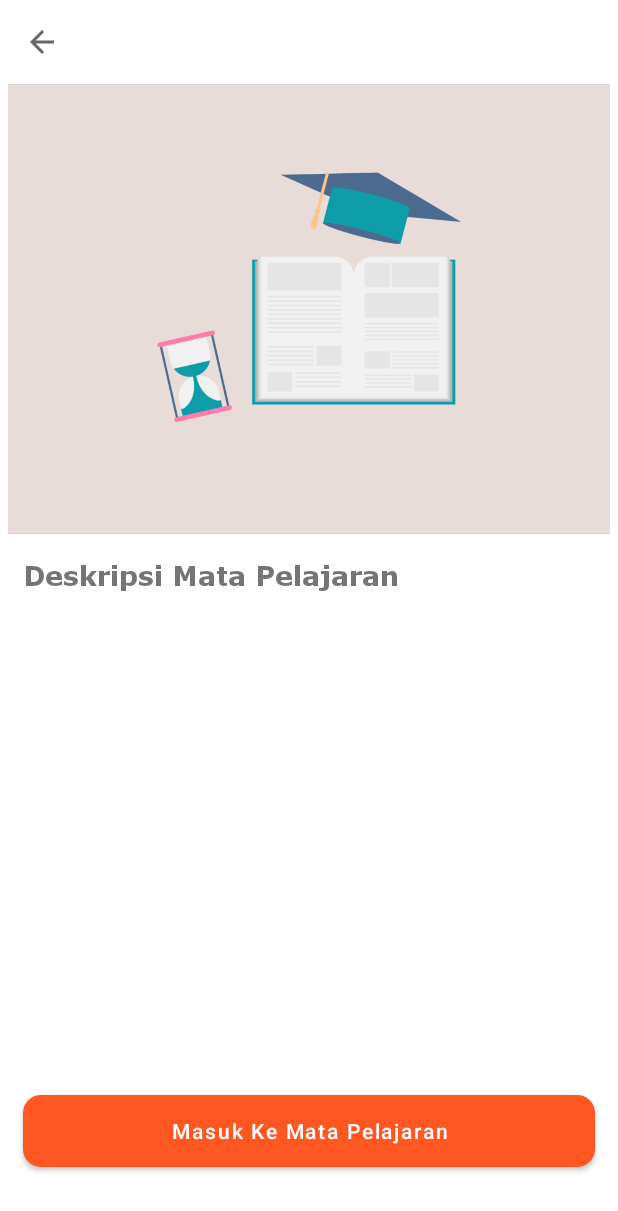
After one commit to EriSetyawan166/mobile-learning, an Android app built with Jetpack Compose: the DetailKelasSiswaActivity screen opened directly, with no data from a screen before it, on a phone screen of 412 x 824 dp. The commit adds this screen. Shown: the top 1211 px of the screen. Run offline under Robolectric (Android 15) with nearby library versions, the phone set to English and light mode, and no system bars; network calls fail.

Commit message:
finishing kelas detail for siswa

```diff
--- a/app/src/main/AndroidManifest.xml
+++ b/app/src/main/AndroidManifest.xml
@@ -16,6 +16,9 @@
         android:theme="@style/Theme.MobileLearning.NoAppBar"
         tools:targetApi="31">
         <activity
+            android:name=".siswa.DetailKelasSiswaActivity"
+            android:exported="false" />
+        <activity
             android:name=".admin.HomeAdminActivity"
             android:exported="false" />
         <activity
@@ -32,11 +35,11 @@
         </activity>
         <activity
             android:name=".siswa.HomeSiswaActivity"
-            android:exported="false"/>
+            android:exported="false" />
         <activity
             android:name=".LoginActivity"
             android:exported="true"
-            android:label="@string/title_activity_login"/>
+            android:label="@string/title_activity_login" />
     </application>
 
 </manifest>
--- a/app/src/main/java/com/example/mobilelearning/CourseFragment.kt
+++ b/app/src/main/java/com/example/mobilelearning/CourseFragment.kt
@@ -1,6 +1,7 @@
 package com.example.mobilelearning
 
 import android.annotation.SuppressLint
+import android.content.Intent
 import android.os.Bundle
 import androidx.fragment.app.Fragment
 import android.view.LayoutInflater
@@ -12,6 +13,7 @@ import androidx.swiperefreshlayout.widget.SwipeRefreshLayout
 import com.android.volley.Request
 import com.android.volley.toolbox.JsonObjectRequest
 import com.android.volley.toolbox.Volley
+import com.example.mobilelearning.siswa.DetailKelasSiswaActivity
 import org.json.JSONObject
 
 class CourseFragment : Fragment() {
@@ -33,6 +35,16 @@ class CourseFragment : Fragment() {
 
         kelasList = ArrayList()
         kelasAdapter = KelasAdapter(kelasList)
+
+        kelasAdapter.onItemClick = { kelas ->
+            val intent = Intent(context, DetailKelasSiswaActivity::class.java).apply {
+                putExtra("KELAS_ID", kelas.id)
+                putExtra("JUDUL", kelas.judul)
+                putExtra("DESKRIPSI", kelas.deskripsi)
+            }
+            startActivity(intent)
+        }
+
         recyclerView.adapter = kelasAdapter
 
         swipeRefreshLayout.setOnRefreshListener {
--- a/app/src/main/java/com/example/mobilelearning/KelasAdapter.kt
+++ b/app/src/main/java/com/example/mobilelearning/KelasAdapter.kt
@@ -9,11 +9,12 @@ import androidx.recyclerview.widget.RecyclerView
 
 class KelasAdapter(private val kelasList: MutableList<Kelas>) : RecyclerView.Adapter<KelasAdapter.KelasViewHolder>() {
 
+    var onItemClick: ((Kelas) -> Unit)? = null
     private val gambarKelas = arrayOf(R.drawable.gambar_1, R.drawable.gambar_2, R.drawable.gambar_3, R.drawable.gambar_4, R.drawable.gambar_5, R.drawable.gambar_6)
 
     override fun onCreateViewHolder(parent: ViewGroup, viewType: Int): KelasViewHolder {
         val itemView = LayoutInflater.from(parent.context).inflate(R.layout.item_kelas, parent, false)
-        return KelasViewHolder(itemView)
+        return KelasViewHolder(itemView, onItemClick)
     }
 
     override fun onBindViewHolder(holder: KelasViewHolder, position: Int) {
@@ -21,13 +22,22 @@ class KelasAdapter(private val kelasList: MutableList<Kelas>) : RecyclerView.Ada
         holder.imageView.setImageResource(gambarKelas[position % gambarKelas.size])
         holder.textViewTitle.text = currentItem.judul
         holder.textViewSubtitle.text = currentItem.sub_judul
+        holder.itemView.tag = currentItem
     }
 
     override fun getItemCount() = kelasList.size
 
-    class KelasViewHolder(itemView: View) : RecyclerView.ViewHolder(itemView) {
+    class KelasViewHolder(itemView: View, private val onItemClick: ((Kelas) -> Unit)?) : RecyclerView.ViewHolder(itemView) {
         val imageView: ImageView = itemView.findViewById(R.id.image_kelas)
         val textViewTitle: TextView = itemView.findViewById(R.id.title_kelas)
         val textViewSubtitle: TextView = itemView.findViewById(R.id.subtitle_kelas)
+
+        init {
+            itemView.setOnClickListener {
+                onItemClick?.invoke(itemView.tag as Kelas)
+            }
+        }
     }
+
+
 }
--- /dev/null
+++ b/app/src/main/java/com/example/mobilelearning/siswa/DetailKelasSiswaActivity.kt
@@ -0,0 +1,40 @@
+package com.example.mobilelearning.siswa
+
+import android.os.Bundle
+import android.view.MenuItem
+import android.widget.TextView
+import androidx.activity.enableEdgeToEdge
+import androidx.appcompat.app.AppCompatActivity
+import androidx.appcompat.widget.Toolbar
+import androidx.core.view.ViewCompat
+import androidx.core.view.WindowInsetsCompat
+import com.example.mobilelearning.R
+
+class DetailKelasSiswaActivity : AppCompatActivity() {
+
+    private lateinit var toolbar: Toolbar
+
+    override fun onCreate(savedInstanceState: Bundle?) {
+        super.onCreate(savedInstanceState)
+        setContentView(R.layout.activity_detail_kelas_siswa)
+        toolbar = findViewById(R.id.toolbar)
+        setSupportActionBar(toolbar)
+        supportActionBar?.setDisplayShowTitleEnabled(false)
+        supportActionBar?.setDisplayHomeAsUpEnabled(true)
+
+        val judul = intent.getStringExtra("JUDUL") ?: ""
+        val deskripsi = intent.getStringExtra("DESKRIPSI") ?: ""
+
+        findViewById<TextView>(R.id.toolbar_title).text = judul
+        findViewById<TextView>(R.id.deskripsiTextView).text = deskripsi
+    }
+
+    override fun onOptionsItemSelected(item: MenuItem): Boolean {
+
+        if (item.itemId == android.R.id.home) {
+            onBackPressed()
+            return true
+        }
+        return super.onOptionsItemSelected(item)
+    }
+}
--- /dev/null
+++ b/app/src/main/res/layout/activity_detail_kelas_siswa.xml
@@ -0,0 +1,77 @@
+<?xml version="1.0" encoding="utf-8"?>
+<androidx.constraintlayout.widget.ConstraintLayout xmlns:android="http://schemas.android.com/apk/res/android"
+    xmlns:app="http://schemas.android.com/apk/res-auto"
+    xmlns:tools="http://schemas.android.com/tools"
+    android:id="@+id/main"
+    android:layout_width="match_parent"
+    android:layout_height="match_parent"
+    tools:context=".siswa.DetailKelasSiswaActivity">
+
+    <androidx.appcompat.widget.Toolbar
+        android:id="@+id/toolbar"
+        android:layout_width="match_parent"
+        android:layout_height="?attr/actionBarSize"
+        app:layout_constraintLeft_toLeftOf="parent"
+        app:layout_constraintRight_toRightOf="parent"
+        app:layout_constraintTop_toTopOf="parent"
+        app:titleTextColor="@android:color/white">
+
+        <TextView
+            android:id="@+id/toolbar_title"
+            android:layout_width="wrap_content"
+            android:layout_height="wrap_content"
+            android:layout_gravity="center"
+            android:text="@string/title_home_siswa"
+            android:textColor="@android:color/black"
+            android:textSize="@dimen/font_size_xlarge" />
+    </androidx.appcompat.widget.Toolbar>
+
+    <ImageView
+        android:id="@+id/imageView"
+        android:layout_width="match_parent"
+        android:layout_height="300dp"
+        app:layout_constraintEnd_toEndOf="parent"
+        app:layout_constraintStart_toStartOf="parent"
+        app:layout_constraintTop_toBottomOf="@+id/toolbar"
+        app:srcCompat="@drawable/gambar_1" />
+
+    <TextView
+        android:id="@+id/deksripsiTitle"
+        android:layout_margin="15dp"
+        android:layout_width="match_parent"
+        android:layout_height="wrap_content"
+        android:text="@string/deskripsi_mata_pelajaran"
+        android:textAlignment="textStart"
+        android:textSize="18sp"
+        app:layout_constraintEnd_toEndOf="parent"
+        app:layout_constraintStart_toStartOf="parent"
+        app:layout_constraintTop_toBottomOf="@+id/imageView" />
+
+    <TextView
+        android:id="@+id/deskripsiTextView"
+        android:layout_width="match_parent"
+        android:layout_height="wrap_content"
+        android:layout_marginStart="15dp"
+        android:layout_marginEnd="15dp"
+        android:text="@string/deskripsi"
+        android:textSize="14sp"
+        app:layout_constraintEnd_toEndOf="parent"
+        app:layout_constraintStart_toStartOf="parent"
+        app:layout_constraintTop_toBottomOf="@+id/deksripsiTitle" />
+
+    <Button
+        android:id="@+id/button"
+        android:layout_width="match_parent"
+        android:layout_marginStart="15dp"
+        android:layout_marginEnd="15dp"
+        android:layout_height="60dp"
+        app:cornerRadius="12dp"
+        android:textAllCaps="false"
+        android:layout_marginBottom="40dp"
+        android:text="@string/masuk_ke_mata_pelajaran"
+        app:layout_constraintBottom_toBottomOf="parent"
+        app:layout_constraintEnd_toEndOf="parent"
+        app:layout_constraintHorizontal_bias="0.498"
+        app:layout_constraintStart_toStartOf="parent" />
+
+</androidx.constraintlayout.widget.ConstraintLayout>
--- a/app/src/main/res/values/strings.xml
+++ b/app/src/main/res/values/strings.xml
@@ -14,4 +14,7 @@
     <string name="settings">Settings</string>
     <!-- TODO: Remove or change this placeholder text -->
     <string name="hello_blank_fragment">Hello blank fragment</string>
+    <string name="deskripsi_mata_pelajaran">Deskripsi Mata Pelajaran</string>
+    <string name="deskripsi">deskripsi</string>
+    <string name="masuk_ke_mata_pelajaran">Masuk Ke Mata Pelajaran</string>
 </resources>
```
